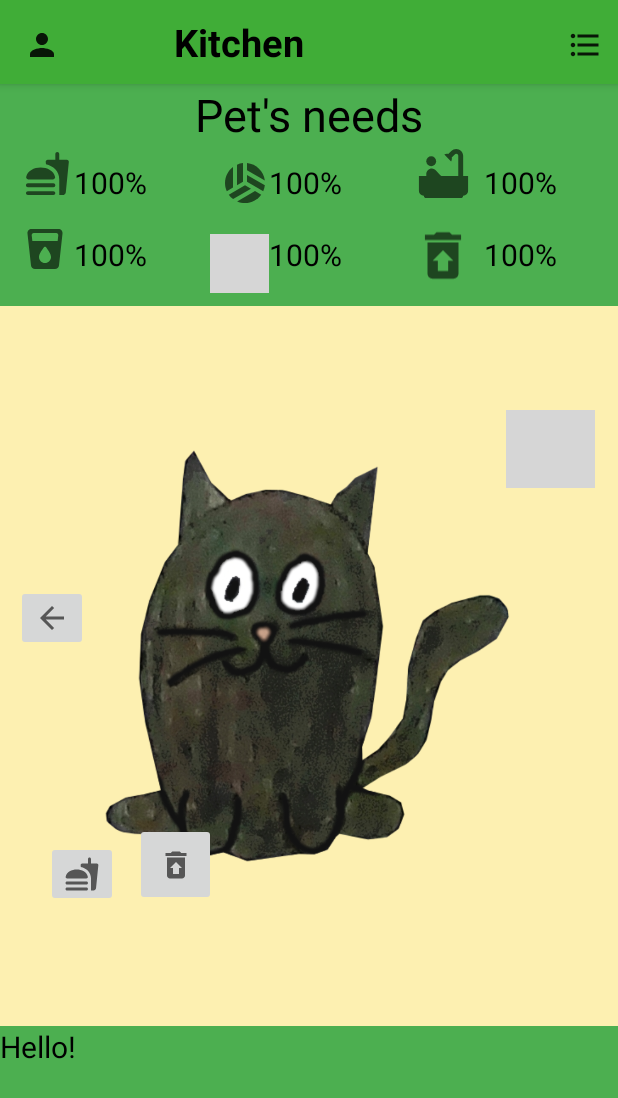
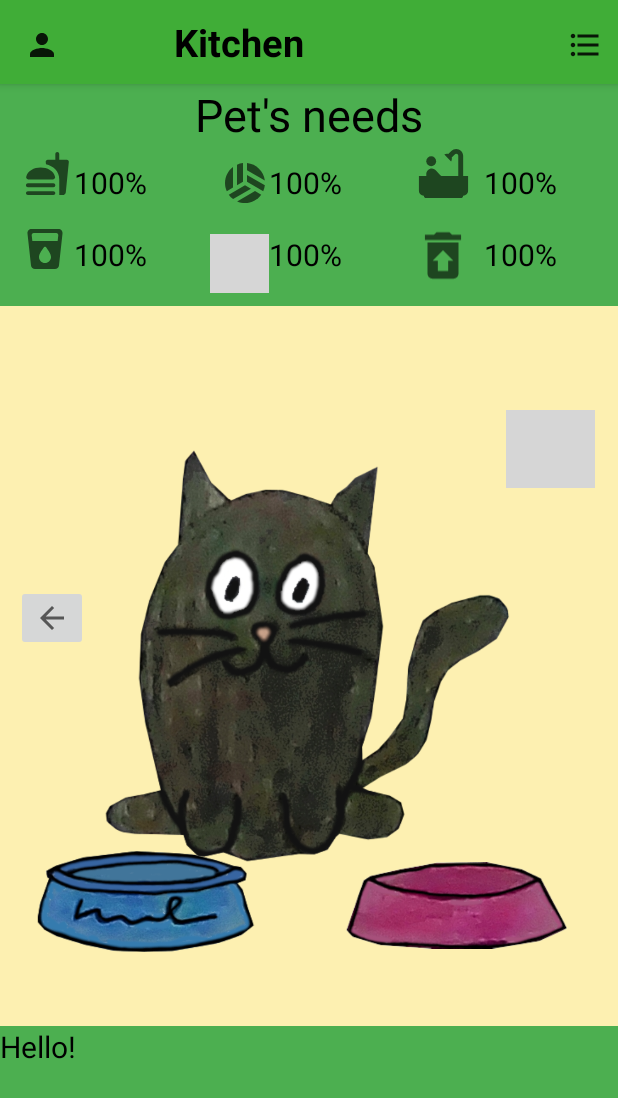
Before and after one commit to iitaellu/playWithHestia, an Android app: the KitchenActivity screen opened directly, with no data from a screen before it, on a phone screen of 412 x 824 dp. Shown: the top 1098 px of the screen. Run offline under Robolectric (Android 15) with nearby library versions, the phone set to English and light mode, and no system bars; our stand-ins replace Firebase (no records; nobody signed in at launch, a user with empty details on screens opened directly); 7 statements that could not run were skipped; grey boxes are pictures that could not be loaded.

Commit message:
New pictures added. Bowsl disapear while activity, so there is never two water or food bowl

```diff
--- a/app/src/main/java/com/example/playwithhestia/KitchenActivity.java
+++ b/app/src/main/java/com/example/playwithhestia/KitchenActivity.java
@@ -89,11 +89,14 @@ public class KitchenActivity extends AppCompatActivity {
             }
         });
 
-        ImageButton feed = (ImageButton) findViewById(R.id.feedIB);
+        ImageView feed = (ImageView) findViewById(R.id.foodBowl);
+        //ImageButton feed = (ImageButton) findViewById(R.id.feedIB);
         feed.setOnClickListener(new View.OnClickListener() {
             @Override
             public void onClick(View view) {
                 pet.setImageResource(R.drawable.hestia_eat);
+                ImageView fe = (ImageView) findViewById(R.id.foodBowl);
+                fe.setImageResource(R.drawable.empty);
                 chat.setText("Yammy! Purr...");
                 //nex counDownTimer part is partly from https://www.codegrepper.com/code-examples/java/countdown+timer+android+studio
                 new CountDownTimer(5000, 100) {
@@ -105,16 +108,20 @@ public class KitchenActivity extends AppCompatActivity {
                     public void onFinish() {
                         pet.setImageResource(R.drawable.hestia);
                         chat.setText(":)");
+                        fe.setImageResource(R.drawable.food_bowl);
                     }
                 }.start();
             }
         });
 
-        ImageButton drink = (ImageButton) findViewById(R.id.drinkIB);
+        ImageView drink = (ImageView) findViewById(R.id.waterCup);
+        //ImageButton drink = (ImageButton) findViewById(R.id.drinkIB);
         drink.setOnClickListener(new View.OnClickListener() {
             @Override
             public void onClick(View view) {
                 pet.setImageResource(R.drawable.hestia_drink);
+                ImageView dr = (ImageView) findViewById(R.id.waterCup);
+                dr.setImageResource(R.drawable.empty);
                 chat.setText("Slurp!");
                 //nex counDownTimer part is partly from https://www.codegrepper.com/code-examples/java/countdown+timer+android+studio
                 new CountDownTimer(5000, 100) {
@@ -126,6 +133,7 @@ public class KitchenActivity extends AppCompatActivity {
                     public void onFinish() {
                         pet.setImageResource(R.drawable.hestia);
                         chat.setText(":)");
+                        dr.setImageResource(R.drawable.water_cup);
                     }
                 }.start();            }
         });
--- a/app/src/main/java/com/example/playwithhestia/LivingRoomActivity.java
+++ b/app/src/main/java/com/example/playwithhestia/LivingRoomActivity.java
@@ -102,9 +102,8 @@ public class LivingRoomActivity extends AppCompatActivity {
                 Toast.makeText(getApplicationContext(), "Socialise", Toast.LENGTH_LONG).show();
             }
         });
-
-        ImageButton play = (ImageButton) findViewById(R.id.playButton);
-        play.setOnClickListener(new View.OnClickListener() {
+        ImageView toys = (ImageView) findViewById(R.id.toys);
+        toys.setOnClickListener(new View.OnClickListener() {
             @Override
             public void onClick(View view) {
                 Toast.makeText(getApplicationContext(), "play", Toast.LENGTH_LONG).show();
--- a/app/src/main/res/layout/activity_kitchen.xml
+++ b/app/src/main/res/layout/activity_kitchen.xml
@@ -228,28 +228,28 @@
         app:layout_constraintStart_toStartOf="parent"
         app:layout_constraintTop_toTopOf="parent" />
 
-    <ImageButton
-        android:id="@+id/feedIB"
-        android:layout_width="wrap_content"
-        android:layout_height="wrap_content"
+    <ImageView
+        android:id="@+id/waterCup"
+        android:layout_width="147dp"
+        android:layout_height="82dp"
         app:layout_constraintBottom_toBottomOf="parent"
         app:layout_constraintEnd_toEndOf="parent"
-        app:layout_constraintHorizontal_bias="0.085"
+        app:layout_constraintHorizontal_bias="0.871"
         app:layout_constraintStart_toStartOf="parent"
         app:layout_constraintTop_toTopOf="parent"
-        app:layout_constraintVertical_bias="0.719"
-        app:srcCompat="@drawable/ic_hungry" />
+        app:layout_constraintVertical_bias="0.758"
+        app:srcCompat="@drawable/water_cup" />
 
-    <ImageButton
-        android:id="@+id/drinkIB"
-        android:layout_width="54dp"
-        android:layout_height="55dp"
+    <ImageView
+        android:id="@+id/foodBowl"
+        android:layout_width="145dp"
+        android:layout_height="86dp"
         app:layout_constraintBottom_toBottomOf="parent"
         app:layout_constraintEnd_toEndOf="parent"
-        app:layout_constraintHorizontal_bias="0.252"
+        app:layout_constraintHorizontal_bias="0.093"
         app:layout_constraintStart_toStartOf="parent"
         app:layout_constraintTop_toTopOf="parent"
-        app:layout_constraintVertical_bias="0.714"
-        app:srcCompat="@drawable/ic_messy" />
+        app:layout_constraintVertical_bias="0.756"
+        app:srcCompat="@drawable/food_bowl" />
 
 </androidx.constraintlayout.widget.ConstraintLayout>
```
Also changed, not shown: app/src/main/res/layout/activity_living_room.xml (+8 -20 lines), app/src/main/res/drawable/empty.png (added), app/src/main/res/drawable/food_bowl.png (added), app/src/main/res/drawable/hestia_drink.png, app/src/main/res/drawable/hestia_play_featers.png (added), app/src/main/res/drawable/hestia_play_mice.png (added), app/src/main/res/drawable/toys.png (added), app/src/main/res/drawable/water_cup.png (added).
